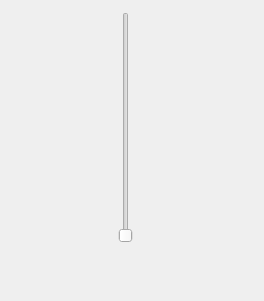
The window that src/ui/volume.ui (tomblackshaw/palpac) describes before a commit, drawn with Qt 5.
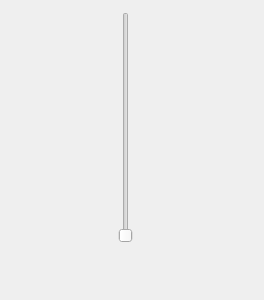
The same window after the commit.

Diff of the .ui file:
```diff
--- a/src/ui/volume.ui
+++ b/src/ui/volume.ui
@@ -7,7 +7,7 @@
     <x>0</x>
     <y>0</y>
     <width>264</width>
-    <height>301</height>
+    <height>300</height>
    </rect>
   </property>
   <property name="sizePolicy">
```
